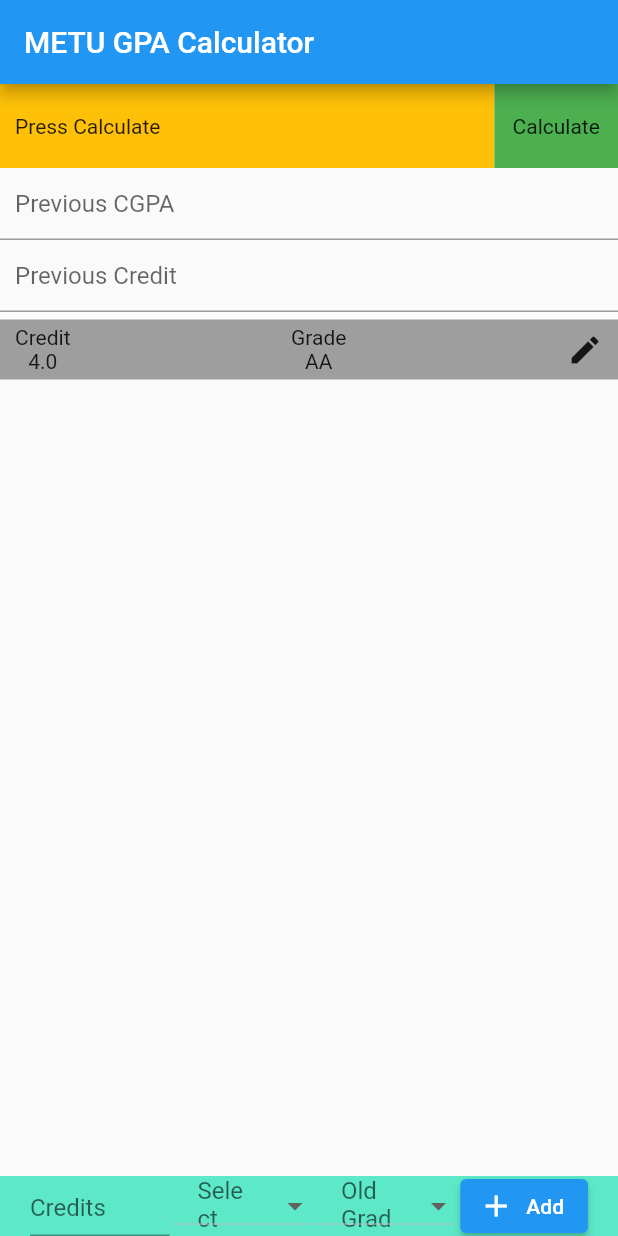
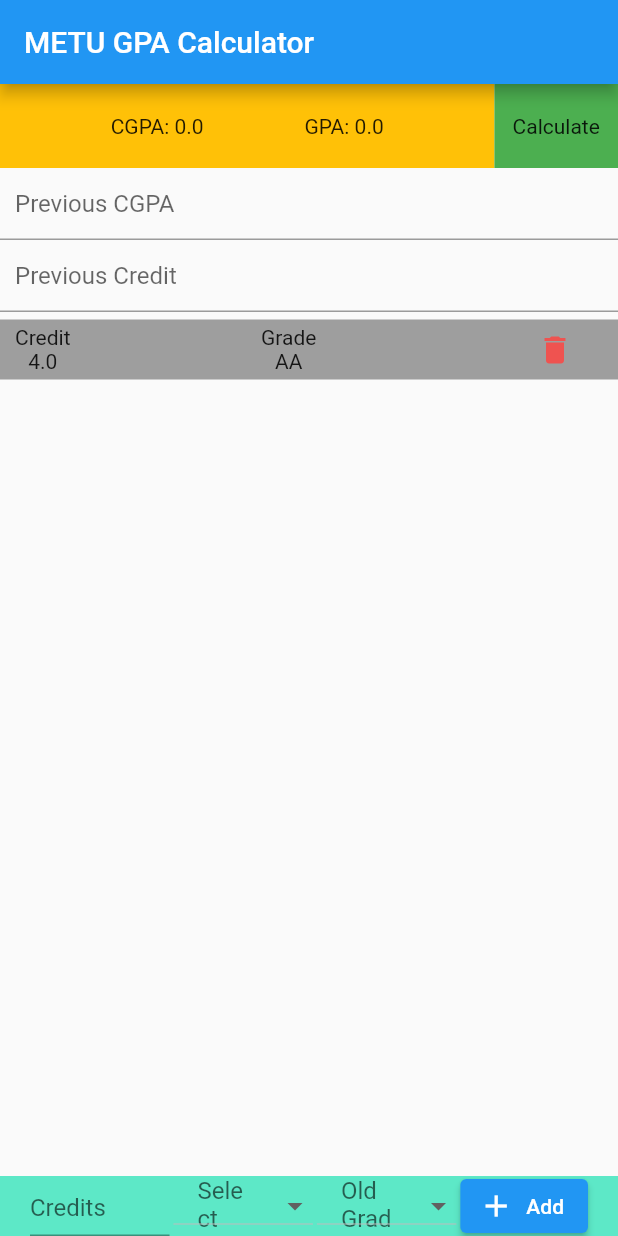
Before and after one commit to mmk-1/gpa_calculator, a Flutter app: the screen it shows after launch, on a phone screen of 412 x 824 dp. Run offline on Flutter 3.47's test engine with Material 2 defaults, Android fonts, the phone set to English and light mode, and no system bars; drawn by our look-alikes of dropdown_button2.

Commit message:
fixed grade calc

```diff
--- a/lib/home.dart
+++ b/lib/home.dart
@@ -33,18 +33,22 @@
               // "Previous" CGPA and Credits
               ListView(
                 shrinkWrap: true,
-                children: const <Widget>[
+                children: <Widget>[
                   TextField(
-                    decoration: InputDecoration(
-                        hintText: 'Previous CGPA',
-                        contentPadding: EdgeInsets.symmetric(horizontal: 10)),
+                    decoration: const InputDecoration(
+                      hintText: 'Previous CGPA',
+                      contentPadding: EdgeInsets.symmetric(horizontal: 10),
+                    ),
                     keyboardType: TextInputType.number,
+                    controller: gradesData.prevCGPAController,
                   ),
                   TextField(
-                    decoration: InputDecoration(
-                        hintText: 'Previous Credit',
-                        contentPadding: EdgeInsets.symmetric(horizontal: 10)),
+                    decoration: const InputDecoration(
+                      hintText: 'Previous Credit',
+                      contentPadding: EdgeInsets.symmetric(horizontal: 10),
+                    ),
                     keyboardType: TextInputType.number,
+                    controller: gradesData.prevCreditController,
                   )
                 ],
               ),
--- a/lib/models/grade.dart
+++ b/lib/models/grade.dart
@@ -1,7 +1,8 @@
 class Grade {
   final String letterGrade;
   final double credit;
-  Grade(this.credit, this.letterGrade);
+  final String oldGrade;
+  Grade(this.credit, this.letterGrade, this.oldGrade);
 }
 
 Map<String, double> letterGrades = {
--- a/lib/providers/grades.dart
+++ b/lib/providers/grades.dart
@@ -3,25 +3,49 @@
 import '../models/grade.dart';
 
 class Grades with ChangeNotifier {
-  final List<Grade> _gradesList = [Grade(4, 'AA')];
-  String outputTxt = 'Press Calculate';
+  final List<Grade> _gradesList = [Grade(4, 'AA', '')];
+  String outputGPA = '0.0';
+  String outputCGPA = '0.0';
+  final prevCGPAController = TextEditingController();
+  final prevCreditController = TextEditingController();
 
   List<Grade> get getGradesList {
     return _gradesList;
   }
 
-  void addNewGrade(double credit, String grade) {
-    final newGrade = Grade(credit, grade);
+  void addNewGrade(double credit, String grade, String oldGrade) {
+    final newGrade = Grade(credit, grade, oldGrade);
     _gradesList.add(newGrade);
     notifyListeners();
   }
 
   void computeGPA() {
-    double res = 0;
+    double totalGrade = 0;
     double totalCred = 0;
     for (var i = 0; i < _gradesList.length; i++) {
+      double convertedGrade = _getGrade(_gradesList[i].letterGrade);
+
+      totalGrade += _gradesList[i].credit * convertedGrade;
+      totalCred += _gradesList[i].credit;
+    }
+    // if prev is both not empty
+    final gpa = totalGrade / totalCred;
+    outputCGPA = gpa.toStringAsFixed(2);
+    if (prevCGPAController.text.isNotEmpty &&
+        prevCreditController.text.isNotEmpty) {
+      double prevCGPA = double.parse(prevCGPAController.text);
+      double prevCredit = double.parse(prevCreditController.text);
+      double prevtotalGrade = (prevCredit * prevCGPA).floorToDouble();
+      double cgpa = (prevtotalGrade + totalGrade) / (prevCredit + totalCred);
+      outputCGPA = cgpa.toStringAsFixed(2);
+    }
+    outputGPA = gpa.toStringAsFixed(2);
+    notifyListeners();
+  }
+
+  double _getGrade(String letterGrade) {
     double convertedGrade = 0;
-      switch (_gradesList[i].letterGrade) {
+    switch (letterGrade) {
       case 'AA':
         {
           convertedGrade = 4;
@@ -58,12 +82,16 @@
         }
         break;
     }
+    return convertedGrade;
+  }
 
-      res += _gradesList[i].credit * convertedGrade;
-      totalCred += _gradesList[i].credit;
-    }
-    res /= totalCred;
-    outputTxt = res.toStringAsFixed(2);
+  void removeGrade(double credit, String grade, String oldGrade) {
+    // print(_gradesList);
+    // _gradesList.remove(Grade(credit, grade, oldGrade));
+    _gradesList.removeWhere((el) =>
+        el.credit == credit &&
+        el.letterGrade == grade &&
+        el.oldGrade == oldGrade);
     notifyListeners();
   }
 }
--- a/lib/widgets/bottomBar.dart
+++ b/lib/widgets/bottomBar.dart
@@ -26,8 +26,8 @@
       return;
     }
     // widget.addGrade(double.parse(creditController.text), dropdownVal);
-    Provider.of<Grades>(context, listen: false)
-        .addNewGrade(double.parse(creditController.text), dropdownVal);
+    Provider.of<Grades>(context, listen: false).addNewGrade(
+        double.parse(creditController.text), dropdownVal, oldGradeVal);
   }
 
   @override
--- a/lib/widgets/mainList.dart
+++ b/lib/widgets/mainList.dart
@@ -40,7 +40,16 @@
                     // Text(grades[itemcount].letterGrade.toString()),
                   ],
                 ),
-                const Icon(Icons.edit)
+                TextButton(
+                  onPressed: () {
+                    gradesData.removeGrade(
+                        gradesData.getGradesList[itemcount].credit,
+                        gradesData.getGradesList[itemcount].letterGrade,
+                        gradesData.getGradesList[itemcount].oldGrade);
+                  },
+                  child: const Icon(Icons.delete),
+                  style: TextButton.styleFrom(primary: Colors.red[400]),
+                ),
               ],
             ),
           );
--- a/lib/widgets/output.dart
+++ b/lib/widgets/output.dart
@@ -4,11 +4,6 @@
 import '../providers/grades.dart';
 
 class Output extends StatelessWidget {
-  // final Function computeGPA;
-  // String outputTxt;
-  // Output(this.computeGPA, this.outputTxt);
-
-  @override
   Widget build(BuildContext context) {
     final gradesData = Provider.of<Grades>(context);
     return Row(
@@ -18,7 +13,13 @@
           child: Container(
             color: Colors.amber,
             padding: const EdgeInsets.symmetric(horizontal: 10, vertical: 20),
-            child: Text(gradesData.outputTxt),
+            child: Row(
+              mainAxisAlignment: MainAxisAlignment.spaceEvenly,
+              children: [
+                Text('CGPA: ' + gradesData.outputCGPA),
+                Text(' GPA: ' + gradesData.outputGPA),
+              ],
+            ),
           ),
         ),
         Expanded(
```
Lines whose indentation alone changed are shown as unchanged.
